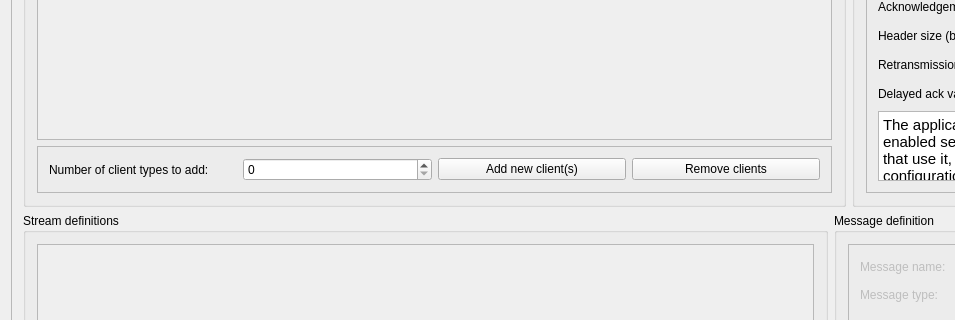
This is GUI/mainwindow.ui in Chiru/NVE_Simulation as Qt 5 draws it before an edit; both pictures show x 0 to 955 and y 186 to 506 of the 1197 by 863 pixel window. The edited form follows.
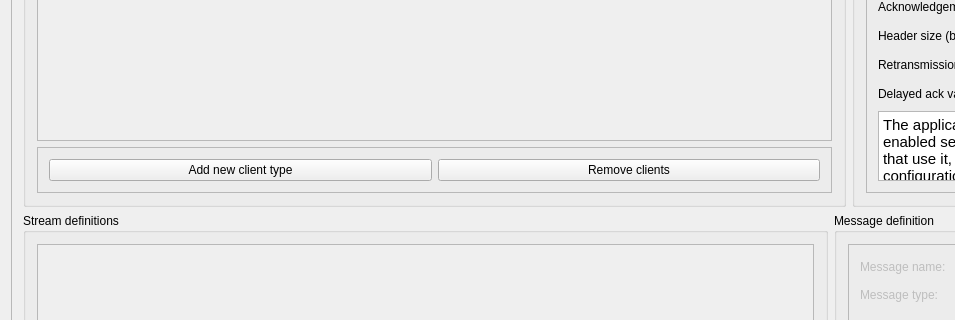
This is the edited form.

Diff of the .ui file:
```diff
--- a/GUI/mainwindow.ui
+++ b/GUI/mainwindow.ui
@@ -30,7 +30,7 @@
        <property name="geometry">
         <rect>
          <x>0</x>
-         <y>-65</y>
+         <y>0</y>
          <width>1161</width>
          <height>914</height>
         </rect>
@@ -68,27 +68,13 @@
               <enum>QFrame::Raised</enum>
              </property>
              <layout class="QHBoxLayout" name="horizontalLayout">
-              <item>
-               <widget class="QLabel" name="label">
-                <property name="text">
-                 <string>Number of client types to add:</string>
-                </property>
-               </widget>
-              </item>
-              <item>
-               <widget class="QSpinBox" name="clientCountSpinBox">
-                <property name="toolTip">
-                 <string>Define number of client types to add.</string>
-                </property>
-               </widget>
-              </item>
               <item>
                <widget class="QPushButton" name="addClientButton">
                 <property name="toolTip">
                  <string>Add defined amount of new client types. Copies values from previous client type.</string>
                 </property>
                 <property name="text">
-                 <string>Add new client(s)</string>
+                 <string>Add new client type</string>
                 </property>
                </widget>
               </item>
```
Left out of the diff: 108 changed lines with no effect on the pictures.
